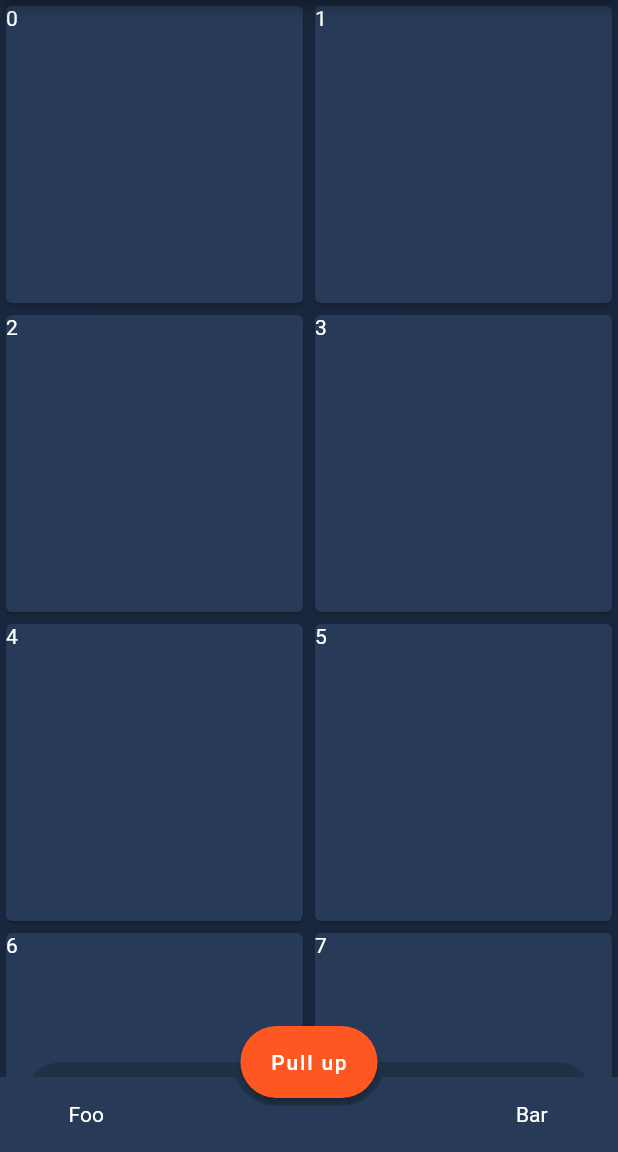
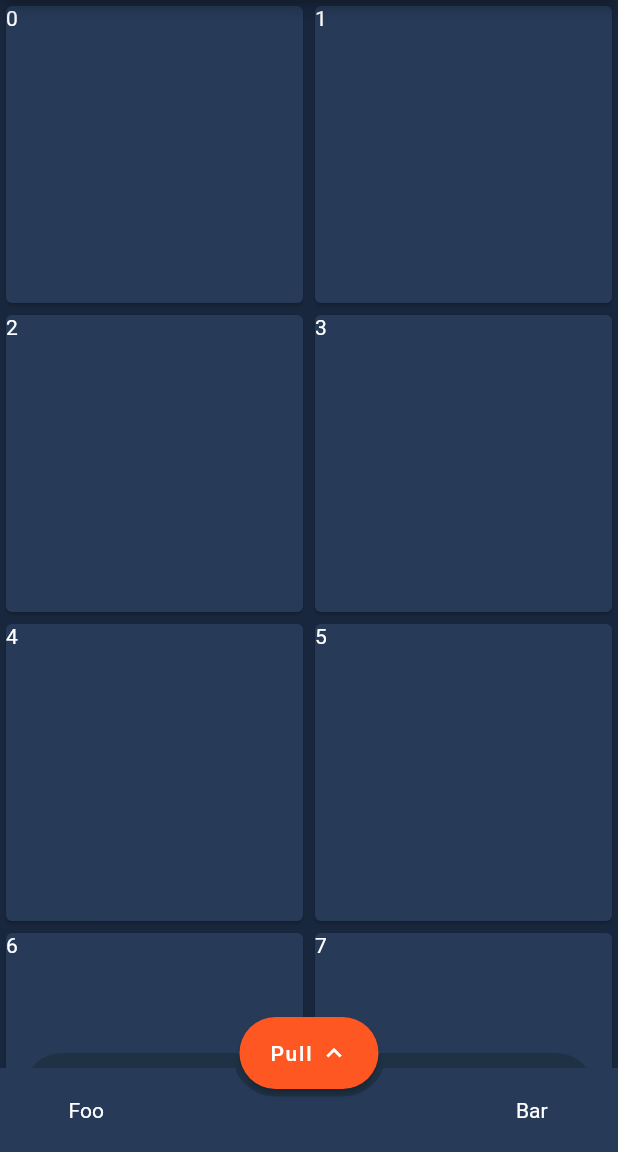
Before and after one commit to rIIh/expandable-bottom-bar, a Flutter app: the screen it shows after launch, on a phone screen of 412 x 824 dp, the part 84-1236 px from its top. Run offline on Flutter 3.47's test engine with Material 2 defaults, Android fonts, the phone set to English and light mode, and no system bars; Roboto replaces fonts that are missing (Poppins).

Commit message:
feat: migrate to null-safety
BREAKING CHANGE: now package uses Dart SDK >= 2.12.0

```diff
--- a/example/lib/main.dart
+++ b/example/lib/main.dart
@@ -1,3 +1,5 @@
+import 'dart:math';
+
 import 'package:example/theme.dart';
 import 'package:expandable_bottom_bar/expandable_bottom_bar.dart';
 import 'package:flutter/material.dart';
@@ -42,10 +44,32 @@ class ExamplePage extends StatelessWidget {
         child: FloatingActionButton.extended(
           label: AnimatedBuilder(
             animation: DefaultBottomBarController.of(context).state,
-            builder: (context, child) => Text(
-              DefaultBottomBarController.of(context).isOpen
-                  ? "Pull down"
-                  : "Pull up",
+            builder: (context, child) => Row(
+              children: [
+                Text(
+                  DefaultBottomBarController.of(context).isOpen ? "Pull" : "Pull",
+                ),
+                const SizedBox(width: 4.0),
+                AnimatedBuilder(
+                  animation: DefaultBottomBarController.of(context).state,
+                  builder: (context, child) => Transform(
+                    alignment: Alignment.center,
+                    transform: Matrix4.diagonal3Values(
+                      1,
+                      DefaultBottomBarController.of(context).state.value * 2 - 1,
+                      1,
+                    ),
+                    child: child,
+                  ),
+                  child: RotatedBox(
+                    quarterTurns: 1,
+                    child: Icon(
+                      Icons.chevron_right,
+                      size: 20,
+                    ),
+                  ),
+                ),
+              ],
             ),
           ),
           elevation: 2,
@@ -60,8 +84,7 @@ class ExamplePage extends StatelessWidget {
       // Actual expandable bottom bar
       bottomNavigationBar: BottomExpandableAppBar(
         horizontalMargin: 16,
-        shape: AutomaticNotchedShape(
-            RoundedRectangleBorder(), StadiumBorder(side: BorderSide())),
+        shape: AutomaticNotchedShape(RoundedRectangleBorder(), StadiumBorder(side: BorderSide())),
         expandedBackColor: Theme.of(context).backgroundColor,
         expandedBody: Center(
           child: Text("Hello world!"),
--- a/example/pubspec.yaml
+++ b/example/pubspec.yaml
@@ -1,5 +1,5 @@
 name: example
-description: A new Flutter project.
+description: Demonstration of Expandable Bottom Bar
 
 # The following line prevents the package from being accidentally published to
 # pub.dev using `pub publish`. This is preferred for private packages.
@@ -15,7 +15,7 @@ publish_to: 'none' # Remove this line if you wish to publish to pub.dev
 # In iOS, build-name is used as CFBundleShortVersionString while build-number used as CFBundleVersion.
 # Read more about iOS versioning at
 # https://developer.apple.com/library/archive/documentation/General/Reference/InfoPlistKeyReference/Articles/CoreFoundationKeys.html
-version: 1.0.0+1
+version: 1.0.0
 
 environment:
   sdk: ">=2.7.0 <3.0.0"
--- a/lib/src/controller.dart
+++ b/lib/src/controller.dart
@@ -5,12 +5,12 @@ class BottomBarController extends ChangeNotifier {
   /// Set to true if sheet should snap to Opened and Closed state
   final bool snap;
 
-  double _dragLength;
+  double? _dragLength;
 
   /// Distance that pointer should travel for fully open or close the sheet
-  double get dragLength => _dragLength;
+  double? get dragLength => _dragLength;
 
-  set dragLength(double value) {
+  set dragLength(double? value) {
     if (_dragLength == value) return;
     assert(value == null || value > 0);
     _dragLength = value;
@@ -18,23 +18,20 @@ class BottomBarController extends ChangeNotifier {
 
   /// Creates a [BottomBarController] with the given [vsync] ticker provider
   BottomBarController({
-    @required TickerProvider vsync,
+    required TickerProvider vsync,
     this.snap = true,
-    double dragLength,
+    double? dragLength,
   })  : _animationController = AnimationController(vsync: vsync),
         _dragLength = dragLength {
     _animationController.addStatusListener((_) => notifyListeners());
   }
 
-  @Deprecated(
-      "This is deprecated in favor of `state`, and will be removed in the future")
-  Animation<double> get animation =>
-      _animationController?.view ?? kAlwaysCompleteAnimation;
+  @Deprecated("This is deprecated in favor of `state`, and will be removed in the future")
+  Animation<double> get animation => _animationController.view;
 
   /// Returns the [view] of the internal [AnimationController],
   /// which cannot mutate the state of the [AnimationController]
-  Animation<double> get state =>
-      _animationController?.view ?? kAlwaysCompleteAnimation;
+  Animation<double> get state => _animationController.view;
 
   final AnimationController _animationController;
 
@@ -42,7 +39,7 @@ class BottomBarController extends ChangeNotifier {
   /// [DragUpdateDetails] of a [GestureDragUpdateCallback]
   void onDrag(DragUpdateDetails details) {
     if (dragLength == null) return;
-    _animationController.value -= details.primaryDelta / (dragLength);
+    _animationController.value -= (details.primaryDelta ?? 0) / (dragLength!);
   }
 
   /// Updates the animation according to the [DragEndDetails]
@@ -56,8 +53,7 @@ class BottomBarController extends ChangeNotifier {
 
     // Check if the velocity is sufficient to constitute fling
     if (details.velocity.pixelsPerSecond.dy.abs() >= minFlingVelocity) {
-      double visualVelocity =
-          -details.velocity.pixelsPerSecond.dy / (dragLength);
+      double visualVelocity = -details.velocity.pixelsPerSecond.dy / (dragLength!);
 
       if (snap) {
         _animationController.fling(velocity: visualVelocity);
@@ -115,7 +111,7 @@ class BottomBarController extends ChangeNotifier {
 
   @override
   void dispose() {
-    _animationController?.dispose();
+    _animationController.dispose();
     super.dispose();
   }
 }
@@ -128,26 +124,29 @@ class DefaultBottomBarController extends StatefulWidget {
 
   /// Creates a default [BottomBarController] for the given [child] widget
   DefaultBottomBarController({
-    Key key,
-    @required this.child,
+    Key? key,
+    required this.child,
   }) : super(key: key);
 
   /// Returns the nearest [BottomBarController] of the
   /// given [BuildContext]
   static BottomBarController of(BuildContext context) {
-    final _BottomBarControllerScope scope =
-        context.findAncestorWidgetOfExactType<_BottomBarControllerScope>();
-    return scope?.controller;
+    final _BottomBarControllerScope? scope = context.findAncestorWidgetOfExactType<_BottomBarControllerScope>();
+    if (scope != null) {
+      return scope.controller;
+    } else {
+      throw StateError(
+        'Unable to find BottomBarController in tree. Ensure you added BottomBarController in widget tree.',
+      );
+    }
   }
 
   @override
-  _DefaultBottomBarControllerState createState() =>
-      _DefaultBottomBarControllerState();
+  _DefaultBottomBarControllerState createState() => _DefaultBottomBarControllerState();
 }
 
-class _DefaultBottomBarControllerState extends State<DefaultBottomBarController>
-    with SingleTickerProviderStateMixin {
-  BottomBarController _controller;
+class _DefaultBottomBarControllerState extends State<DefaultBottomBarController> with SingleTickerProviderStateMixin {
+  late BottomBarController _controller;
 
   @override
   void initState() {
@@ -173,10 +172,10 @@ class _DefaultBottomBarControllerState extends State<DefaultBottomBarController>
 
 class _BottomBarControllerScope extends InheritedWidget {
   const _BottomBarControllerScope({
-    Key key,
-    this.controller,
-    this.enabled,
-    Widget child,
+    Key? key,
+    this.enabled = true,
+    required this.controller,
+    required Widget child,
   }) : super(key: key, child: child);
 
   final BottomBarController controller;
--- a/lib/src/widget.dart
+++ b/lib/src/widget.dart
@@ -9,17 +9,17 @@ enum Side { Top, Bottom }
 class BottomExpandableAppBar extends StatefulWidget {
   /// The content visible when the [BottomExpandableAppBar]
   /// is expanded
-  final Widget expandedBody;
+  final Widget? expandedBody;
 
   /// The height of the expanded [BottomExpandableAppBar]
-  final double expandedHeight;
+  final double? expandedHeight;
 
   /// The content of the bottom app bar
-  final Widget bottomAppBarBody;
+  final Widget? bottomAppBarBody;
 
   /// A [BottomBarController] to use with the
   /// [BottomExpandableAppBar]
-  final BottomBarController controller;
+  final BottomBarController? controller;
 
   /// A [Side] which determines which side of the
   /// screen the panel is attached to
@@ -28,18 +28,20 @@ class BottomExpandableAppBar extends StatefulWidget {
   /// Height of the bottom app bar
   final double appBarHeight;
 
+  final double notchMargin;
+
   /// [BoxConstraints] which determines the final height
   /// of the panel
-  final BoxConstraints constraints;
+  final BoxConstraints? constraints;
 
   /// [NotchedShape] shape for a [FloatingActionButton]
-  final NotchedShape shape;
+  final NotchedShape? shape;
 
   /// Background [Color] for the panel
-  final Color expandedBackColor;
+  final Color? expandedBackColor;
 
   /// [Color] of the bottom app bar
-  final Color bottomAppBarColor;
+  final Color? bottomAppBarColor;
 
   /// Margin on the horizontal axis
   /// for the bottom app bar content
@@ -50,20 +52,20 @@ class BottomExpandableAppBar extends StatefulWidget {
   final double bottomOffset;
 
   /// [Decoration] for the panel container
-  final Decoration expandedDecoration;
+  final Decoration? expandedDecoration;
 
   /// [Decoration] for the bottom app bar
-  final Decoration appBarDecoration;
+  final Decoration? appBarDecoration;
 
   BottomExpandableAppBar({
-    Key key,
+    Key? key,
     this.expandedBody,
-    this.horizontalMargin: 16,
-    this.bottomOffset: 10,
+    this.expandedHeight,
+    this.horizontalMargin = 16,
+    this.bottomOffset = 10,
     this.shape,
-    this.expandedHeight,
-    this.appBarHeight: 50,
-    this.attachSide: Side.Bottom,
+    this.appBarHeight = kToolbarHeight,
+    this.attachSide = Side.Bottom,
     this.constraints,
     this.bottomAppBarColor,
     this.appBarDecoration,
@@ -71,6 +73,7 @@ class BottomExpandableAppBar extends StatefulWidget {
     this.expandedBackColor,
     this.expandedDecoration,
     this.controller,
+    this.notchMargin = 5,
   })  : assert(!(expandedBackColor != null && expandedDecoration != null)),
         super(key: key);
 
@@ -79,12 +82,12 @@ class BottomExpandableAppBar extends StatefulWidget {
 }
 
 class _BottomExpandableAppBarState extends State<BottomExpandableAppBar> {
-  BottomBarController _controller;
-  double panelState;
+  BottomBarController? _controller;
+  late double panelState;
 
   void _handleBottomBarControllerAnimationTick() {
-    if (_controller.state.value == panelState) return;
-    panelState = _controller.state.value;
+    if (_controller!.state.value == panelState) return;
+    panelState = _controller!.state.value;
     setState(() {});
   }
 
@@ -92,7 +95,7 @@ class _BottomExpandableAppBarState extends State<BottomExpandableAppBar> {
   void didChangeDependencies() {
     super.didChangeDependencies();
     _updateBarController();
-    panelState = _controller?.state?.value ?? panelState;
+    panelState = _controller!.state.value;
   }
 
   @override
@@ -103,97 +106,80 @@ class _BottomExpandableAppBarState extends State<BottomExpandableAppBar> {
 
   @override
   void dispose() {
-    if (_controller != null)
-      _controller.state.removeListener(_handleBottomBarControllerAnimationTick);
+    _controller?.state.removeListener(_handleBottomBarControllerAnimationTick);
     // We don't own the _controller Animation, so it's not disposed here.
     super.dispose();
   }
 
   void _updateBarController() {
-    final BottomBarController newController =
-        widget.controller ?? DefaultBottomBarController.of(context);
-    assert(() {
-      if (newController == null) {
-        throw FlutterError('No BottomBarController for ${widget.runtimeType}.\n'
-            'When creating a ${widget.runtimeType}, you must either provide an explicit '
-            'BottomBarController using the "controller" property, or you must ensure that there '
-            'is a DefaultBottomBarController above the ${widget.runtimeType}.\n'
-            'In this case, there was neither an explicit controller nor a default controller.');
-      }
-      return true;
-    }());
+    final BottomBarController newController = widget.controller ?? DefaultBottomBarController.of(context);
 
     if (newController == _controller) return;
 
     if (_controller != null) {
-      _controller.state.removeListener(_handleBottomBarControllerAnimationTick);
+      _controller!.state.removeListener(_handleBottomBarControllerAnimationTick);
     }
+
     _controller = newController;
+
     if (_controller != null) {
-      _controller.state.addListener(_handleBottomBarControllerAnimationTick);
+      _controller!.state.addListener(_handleBottomBarControllerAnimationTick);
     }
   }
 
   @override
   Widget build(BuildContext context) {
-    return SafeArea(
-      child: BottomAppBar(
-        color: Colors.transparent,
-        elevation: 0,
-        child: LayoutBuilder(
+    EdgeInsets viewPadding = widget.attachSide == Side.Bottom
+        ? EdgeInsets.only(bottom: MediaQuery.of(context).viewPadding.bottom)
+        : EdgeInsets.only(top: MediaQuery.of(context).viewPadding.top);
+
+    return LayoutBuilder(
       builder: (context, layoutConstraints) {
         final constraints = widget.constraints ??
             layoutConstraints.deflate(
               EdgeInsets.only(
                 top: kToolbarHeight * 1.5,
-                    bottom: widget.appBarHeight ?? kToolbarHeight,
+                bottom: widget.appBarHeight,
               ),
             );
 
-            final finalHeight = widget.expandedHeight ?? constraints.maxHeight;
+        final finalHeight = widget.expandedHeight ?? constraints.maxHeight - viewPadding.vertical;
 
-            _controller.dragLength = finalHeight;
+        _controller!.dragLength = finalHeight;
 
         return Stack(
-              //TODO: Find out how to get top app bar overlap body content of scaffold
-              alignment: widget.attachSide == Side.Bottom
-                  ? Alignment.bottomCenter
-                  : Alignment.topCenter,
+          alignment: widget.attachSide == Side.Bottom ? Alignment.bottomCenter : Alignment.topCenter,
           children: <Widget>[
             Padding(
-                  padding: EdgeInsets.symmetric(
-                      horizontal: widget.horizontalMargin ?? 0),
+              padding: EdgeInsets.symmetric(horizontal: widget.horizontalMargin),
               child: Stack(
                 children: [
                   Container(
-                        height: panelState * finalHeight +
-                            widget.appBarHeight +
-                            widget.bottomOffset,
+                    height: panelState * finalHeight + widget.appBarHeight + widget.bottomOffset + viewPadding.vertical,
                     decoration: widget.expandedDecoration ??
                         BoxDecoration(
-                              color: widget.expandedBackColor ??
-                                  Theme.of(context).backgroundColor,
+                          color: widget.expandedBackColor ?? Theme.of(context).backgroundColor,
                           borderRadius: BorderRadius.circular(25),
                         ),
-                        child: Opacity(
-                            opacity: panelState > 0.25 ? 1 : panelState * 4,
-                            child: widget.expandedBody),
+                    child: Opacity(opacity: panelState > 0.25 ? 1 : panelState * 4, child: widget.expandedBody),
                   ),
                 ],
               ),
             ),
             ClipPath(
               child: Container(
-                    color: widget.bottomAppBarColor ??
-                        Theme.of(context).bottomAppBarColor,
-                    height: widget.appBarHeight,
+                color: widget.bottomAppBarColor ?? Theme.of(context).bottomAppBarColor,
+                height: widget.appBarHeight + viewPadding.vertical,
+                child: Padding(
+                  padding: viewPadding,
                   child: widget.bottomAppBarBody,
+                ),
               ),
               clipper: widget.shape != null
                   ? _BottomAppBarClipper(
                       geometry: Scaffold.geometryOf(context),
-                          shape: widget.shape,
-                          notchMargin: 5,
+                      shape: widget.shape!,
+                      notchMargin: widget.notchMargin,
                       buttonOffset: widget.bottomOffset,
                     )
                   : null,
@@ -201,23 +187,18 @@ class _BottomExpandableAppBarState extends State<BottomExpandableAppBar> {
           ],
         );
       },
-        ),
-      ),
     );
   }
 }
 
 // Copied from Flutter SDK
 class _BottomAppBarClipper extends CustomClipper<Path> {
-  const _BottomAppBarClipper(
-      {@required this.geometry,
-      @required this.shape,
-      @required this.notchMargin,
-      @required this.buttonOffset})
-      : assert(geometry != null),
-        assert(shape != null),
-        assert(notchMargin != null),
-        super(reclip: geometry);
+  const _BottomAppBarClipper({
+    required this.geometry,
+    required this.shape,
+    required this.notchMargin,
+    required this.buttonOffset,
+  }) : super(reclip: geometry);
 
   final ValueListenable<ScaffoldGeometry> geometry;
   final NotchedShape shape;
@@ -229,18 +210,15 @@ class _BottomAppBarClipper extends CustomClipper<Path> {
     // button is the floating action button's bounding rectangle in the
     // coordinate system whose origin is at the appBar's top left corner,
     // or null if there is no floating action button.
-    final Rect button = geometry.value.floatingActionButtonArea?.translate(
+    final Rect? button = geometry.value.floatingActionButtonArea?.translate(
       0.0,
-      geometry.value.bottomNavigationBarTop * -1.0 - buttonOffset,
+      (geometry.value.bottomNavigationBarTop ?? 0) * -1.0 - buttonOffset,
     );
-    return shape.getOuterPath(
-        Offset(0, 0) & size, button?.inflate(notchMargin));
+    return shape.getOuterPath(Offset(0, 0) & size, button?.inflate(notchMargin));
   }
 
   @override
   bool shouldReclip(_BottomAppBarClipper oldClipper) {
-    return oldClipper.geometry != geometry ||
-        oldClipper.shape != shape ||
-        oldClipper.notchMargin != notchMargin;
+    return oldClipper.geometry != geometry || oldClipper.shape != shape || oldClipper.notchMargin != notchMargin;
   }
 }
--- a/pubspec.yaml
+++ b/pubspec.yaml
@@ -5,7 +5,7 @@ homepage: https://github.com/rIIh/expandable-bottom-bar
 version: 1.0.2
 
 environment:
-  sdk: ">=2.1.0 <3.0.0"
+  sdk: ">=2.12.0 <3.0.0"
 
 dependencies:
   flutter:
```
Also changed, not shown: 5 other files. Lines whose indentation alone changed are shown as unchanged.
